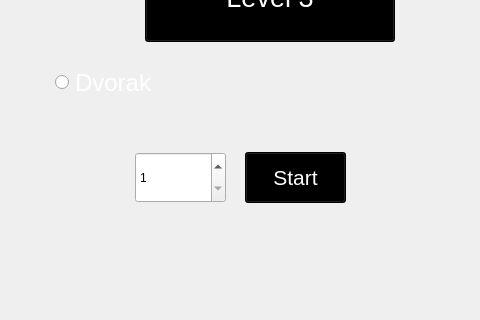
Above: MainMenu/levelselectwindow.ui from tmpope/typersblock before the change; both pictures show x 115 to 595 and y 448 to 768 of the 1366 by 768 pixel window. Below: the same form after it.
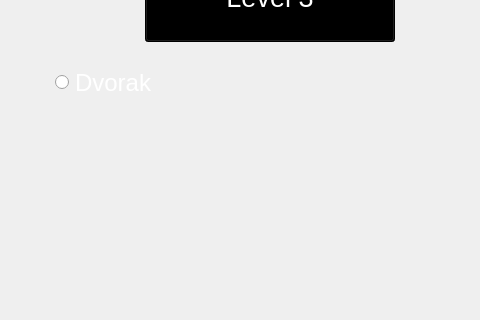
That is the form after the change. Icons and pictures are not drawn.

Commit message: Fixed qlesson1. Level select updates available buttons with number of scores the user has.

```diff
--- a/MainMenu/levelselectwindow.ui
+++ b/MainMenu/levelselectwindow.ui
@@ -70,44 +70,6 @@
      <string>Log Out</string>
     </property>
    </widget>
-   <widget class="QPushButton" name="startButton">
-    <property name="geometry">
-     <rect>
-      <x>360</x>
-      <y>600</y>
-      <width>101</width>
-      <height>51</height>
-     </rect>
-    </property>
-    <property name="font">
-     <font>
-      <pointsize>16</pointsize>
-     </font>
-    </property>
-    <property name="styleSheet">
-     <string notr="true">color: white;
-background-color: black;</string>
-    </property>
-    <property name="text">
-     <string>Start</string>
-    </property>
-   </widget>
-   <widget class="QSpinBox" name="spinBox">
-    <property name="geometry">
-     <rect>
-      <x>250</x>
-      <y>600</y>
-      <width>91</width>
-      <height>51</height>
-     </rect>
-    </property>
-    <property name="minimum">
-     <number>1</number>
-    </property>
-    <property name="maximum">
-     <number>9</number>
-    </property>
-   </widget>
    <widget class="QPushButton" name="Level1">
     <property name="geometry">
      <rect>
```
Left out of the diff: 27 changed lines with no effect on the pictures. The commit also changes 8 other files.
